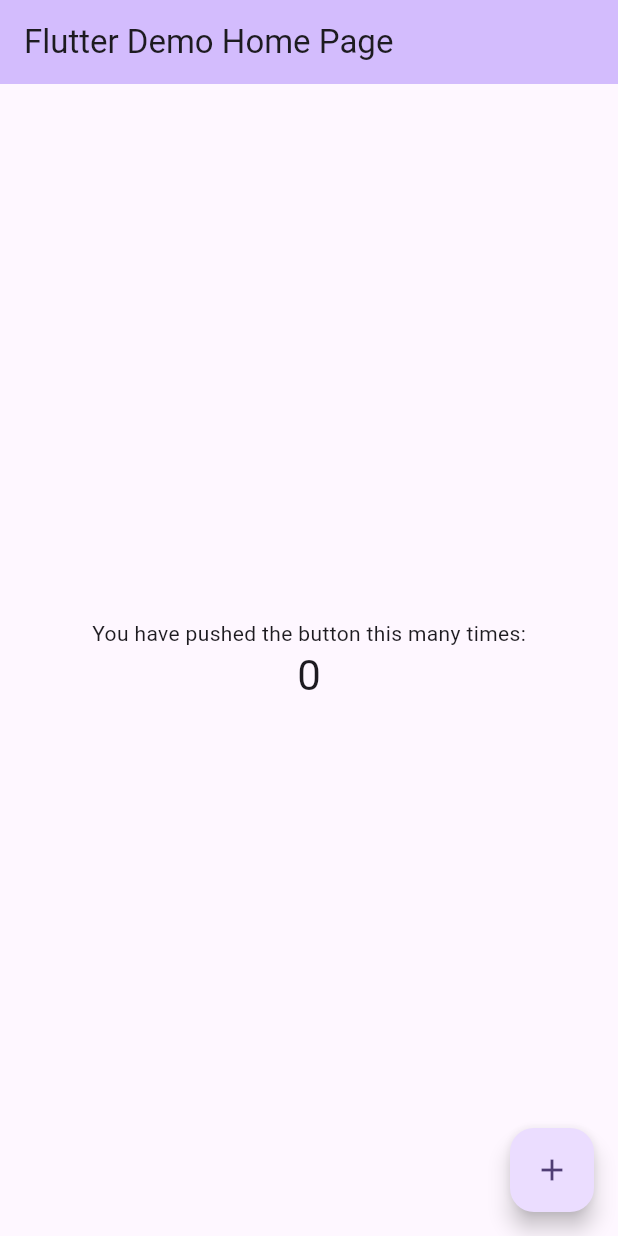
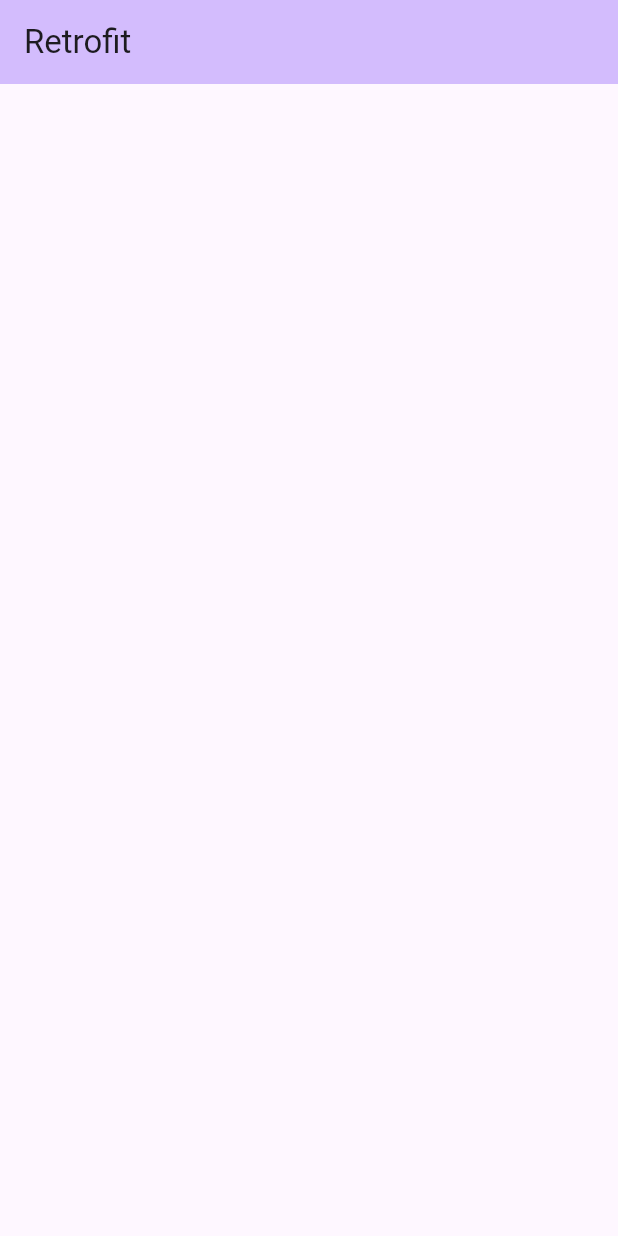
Before and after one commit to alpjamal/ulesson_flutter_retrofit, a Flutter app: the screen it shows after launch, on a phone screen of 412 x 824 dp. Run offline on Flutter 3.47's test engine with Material 2 defaults, Android fonts, the phone set to English and light mode, and no system bars.

Commit message:
customize ui

```diff
--- /dev/null
+++ b/lib/home_page.dart
@@ -0,0 +1,25 @@
+import 'package:flutter/material.dart';
+
+class MyHomePage extends StatefulWidget {
+  const MyHomePage({super.key});
+
+  @override
+  State<MyHomePage> createState() => _MyHomePageState();
+}
+
+class _MyHomePageState extends State<MyHomePage> {
+  @override
+  Widget build(BuildContext context) {
+    return Scaffold(
+      appBar: AppBar(
+        backgroundColor: Theme.of(context).colorScheme.inversePrimary,
+        title: const Text('Retrofit'),
+      ),
+      body: const Center(
+        child: Column(
+          mainAxisAlignment: MainAxisAlignment.center,
+        ),
+      ),
+    );
+  }
+}
--- a/lib/main.dart
+++ b/lib/main.dart
@@ -1,4 +1,5 @@
 import 'package:flutter/material.dart';
+import 'package:ulesson_flutter_retrofit/home_page.dart';
 
 void main() {
   runApp(const MyApp());
@@ -13,113 +14,10 @@
     return MaterialApp(
       title: 'Flutter Demo',
       theme: ThemeData(
-        // This is the theme of your application.
-        //
-        // TRY THIS: Try running your application with "flutter run". You'll see
-        // the application has a blue toolbar. Then, without quitting the app,
-        // try changing the seedColor in the colorScheme below to Colors.green
-        // and then invoke "hot reload" (save your changes or press the "hot
-        // reload" button in a Flutter-supported IDE, or press "r" if you used
-        // the command line to start the app).
-        //
-        // Notice that the counter didn't reset back to zero; the application
-        // state is not lost during the reload. To reset the state, use hot
-        // restart instead.
-        //
-        // This works for code too, not just values: Most code changes can be
-        // tested with just a hot reload.
         colorScheme: ColorScheme.fromSeed(seedColor: Colors.deepPurple),
         useMaterial3: true,
       ),
-      home: const MyHomePage(title: 'Flutter Demo Home Page'),
+      home: const MyHomePage(),
     );
   }
 }
-
-class MyHomePage extends StatefulWidget {
-  const MyHomePage({super.key, required this.title});
-
-  // This widget is the home page of your application. It is stateful, meaning
-  // that it has a State object (defined below) that contains fields that affect
-  // how it looks.
-
-  // This class is the configuration for the state. It holds the values (in this
-  // case the title) provided by the parent (in this case the App widget) and
-  // used by the build method of the State. Fields in a Widget subclass are
-  // always marked "final".
-
-  final String title;
-
-  @override
-  State<MyHomePage> createState() => _MyHomePageState();
-}
-
-class _MyHomePageState extends State<MyHomePage> {
-  int _counter = 0;
-
-  void _incrementCounter() {
-    setState(() {
-      // This call to setState tells the Flutter framework that something has
-      // changed in this State, which causes it to rerun the build method below
-      // so that the display can reflect the updated values. If we changed
-      // _counter without calling setState(), then the build method would not be
-      // called again, and so nothing would appear to happen.
-      _counter++;
-    });
-  }
-
-  @override
-  Widget build(BuildContext context) {
-    // This method is rerun every time setState is called, for instance as done
-    // by the _incrementCounter method above.
-    //
-    // The Flutter framework has been optimized to make rerunning build methods
-    // fast, so that you can just rebuild anything that needs updating rather
-    // than having to individually change instances of widgets.
-    return Scaffold(
-      appBar: AppBar(
-        // TRY THIS: Try changing the color here to a specific color (to
-        // Colors.amber, perhaps?) and trigger a hot reload to see the AppBar
-        // change color while the other colors stay the same.
-        backgroundColor: Theme.of(context).colorScheme.inversePrimary,
-        // Here we take the value from the MyHomePage object that was created by
-        // the App.build method, and use it to set our appbar title.
-        title: Text(widget.title),
-      ),
-      body: Center(
-        // Center is a layout widget. It takes a single child and positions it
-        // in the middle of the parent.
-        child: Column(
-          // Column is also a layout widget. It takes a list of children and
-          // arranges them vertically. By default, it sizes itself to fit its
-          // children horizontally, and tries to be as tall as its parent.
-          //
-          // Column has various properties to control how it sizes itself and
-          // how it positions its children. Here we use mainAxisAlignment to
-          // center the children vertically; the main axis here is the vertical
-          // axis because Columns are vertical (the cross axis would be
-          // horizontal).
-          //
-          // TRY THIS: Invoke "debug painting" (choose the "Toggle Debug Paint"
-          // action in the IDE, or press "p" in the console), to see the
-          // wireframe for each widget.
-          mainAxisAlignment: MainAxisAlignment.center,
-          children: <Widget>[
-            const Text(
-              'You have pushed the button this many times:',
-            ),
-            Text(
-              '$_counter',
-              style: Theme.of(context).textTheme.headlineMedium,
-            ),
-          ],
-        ),
-      ),
-      floatingActionButton: FloatingActionButton(
-        onPressed: _incrementCounter,
-        tooltip: 'Increment',
-        child: const Icon(Icons.add),
-      ), // This trailing comma makes auto-formatting nicer for build methods.
-    );
-  }
-}
```
Also changed, not shown: pubspec.yaml (+1 -48 lines), pubspec.lock.
